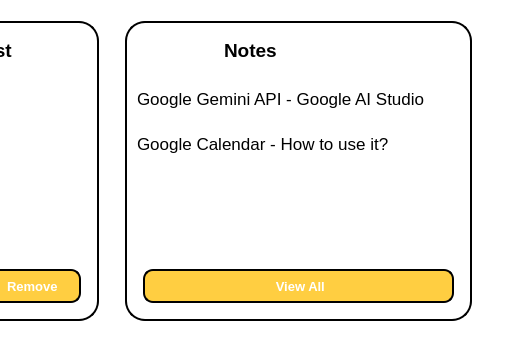
MaiNgocChau9/Python-App-A-, file SPCK/GUI/Home.ui: the form before one commit; both pictures show x 271 to 780 and y 192 to 550 of the 780 by 550 pixel window.
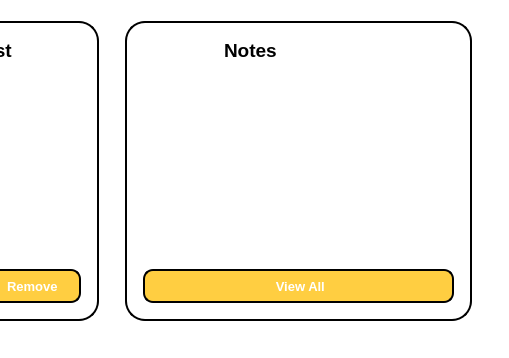
The form after the commit. Icons and pictures are not drawn.

```diff
--- a/SPCK/GUI/Home.ui
+++ b/SPCK/GUI/Home.ui
@@ -592,8 +592,30 @@
 }
 
 QListWidget::item {
-	height: 35px;
-	margin: 5px;
+	height: 40px;
+	padding: 5px;
+	padding-left: 10px;
+	background-color: white;
+	border-radius: 10px;
+	color: black;
+}
+
+QListWidget::item::hover{
+	height: 40px;
+	padding: 5px;
+	padding-left: 10px;
+	background-color: #F4F4F4;
+	border-radius: 10px;
+	color: black;
+}
+
+QListWidget::item::pressed{
+	height: 40px;
+	padding: 5px;
+	padding-left: 10px;
+	background-color: #F4F4F4;
+	border-radius: 10px;
+	color: black;
 }</string>
                </property>
                <property name="verticalScrollBarPolicy">
@@ -602,16 +624,6 @@
                <property name="horizontalScrollBarPolicy">
                 <enum>Qt::ScrollBarAlwaysOff</enum>
                </property>
-               <item>
-                <property name="text">
-                 <string>Google Gemini API - Google AI Studio</string>
-                </property>
-               </item>
-               <item>
-                <property name="text">
-                 <string>Google Calendar - How to use it?</string>
-                </property>
-               </item>
               </widget>
              </item>
              <item>
```
